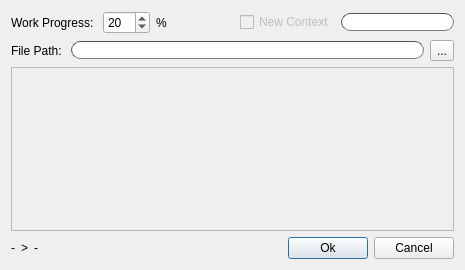
Above: ui/checkinput.ui from iceanimations/checkoutin before the change. Below: the same form after it.
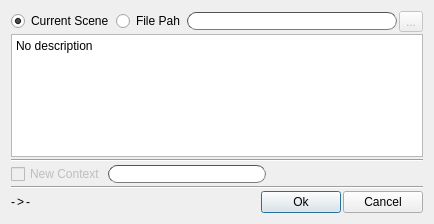
That is the form after the change.

Commit message: Percentage box removed, descrition box added on checkinput.ui and corresponding code added to checkinput.py file

Patch:
```diff
--- a/ui/checkinput.ui
+++ b/ui/checkinput.ui
@@ -9,96 +9,41 @@
    <rect>
     <x>0</x>
     <y>0</y>
-    <width>465</width>
-    <height>270</height>
+    <width>434</width>
+    <height>224</height>
    </rect>
   </property>
   <property name="windowTitle">
    <string>Save</string>
   </property>
   <layout class="QVBoxLayout" name="verticalLayout">
-   <item>
-    <layout class="QHBoxLayout" name="horizontalLayout">
-     <item>
-      <widget class="QLabel" name="label">
-       <property name="text">
-        <string>Work Progress: </string>
-       </property>
-      </widget>
-     </item>
-     <item>
-      <widget class="QSpinBox" name="percentBox">
-       <property name="minimum">
-        <number>1</number>
-       </property>
-       <property name="maximum">
-        <number>100</number>
-       </property>
-       <property name="singleStep">
-        <number>5</number>
-       </property>
-       <property name="value">
-        <number>20</number>
-       </property>
-      </widget>
-     </item>
-     <item>
-      <widget class="QLabel" name="label_2">
-       <property name="text">
-        <string>%</string>
-       </property>
-      </widget>
-     </item>
-     <item>
-      <spacer name="horizontalSpacer_2">
-       <property name="orientation">
-        <enum>Qt::Horizontal</enum>
-       </property>
-       <property name="sizeHint" stdset="0">
-        <size>
-         <width>40</width>
-         <height>20</height>
-        </size>
-       </property>
-      </spacer>
-     </item>
-     <item>
-      <widget class="QCheckBox" name="newContextButton">
-       <property name="enabled">
-        <bool>false</bool>
-       </property>
-       <property name="text">
-        <string>New Context</string>
-       </property>
-      </widget>
-     </item>
-     <item>
-      <widget class="QLineEdit" name="newContextBox">
-       <property name="enabled">
-        <bool>false</bool>
-       </property>
-       <property name="styleSheet">
-        <string>border-width: 1px; 
-border-style: inset; 
-border-color: #535353; 
-border-radius: 9px;
-padding-left: 5px;</string>
-       </property>
-      </widget>
-     </item>
-    </layout>
-   </item>
+   <property name="spacing">
+    <number>2</number>
+   </property>
    <item>
     <layout class="QHBoxLayout" name="horizontalLayout_4">
      <item>
-      <widget class="QLabel" name="label_3">
+      <widget class="QRadioButton" name="radioButton_2">
        <property name="text">
-        <string>File Path: </string>
+        <string>Current Scene</string>
+       </property>
+       <property name="checked">
+        <bool>true</bool>
+       </property>
+      </widget>
+     </item>
+     <item>
+      <widget class="QRadioButton" name="radioButton">
+       <property name="text">
+        <string>File Pah</string>
        </property>
       </widget>
      </item>
      <item>
       <widget class="QLineEdit" name="pathBox">
+       <property name="enabled">
+        <bool>false</bool>
+       </property>
        <property name="styleSheet">
         <string>border-width: 1px; 
 border-style: inset; 
@@ -110,6 +55,9 @@
      </item>
      <item>
       <widget class="QToolButton" name="browseButton">
+       <property name="enabled">
+        <bool>false</bool>
+       </property>
        <property name="text">
         <string>...</string>
        </property>
@@ -118,52 +66,66 @@
     </layout>
    </item>
    <item>
-    <widget class="QScrollArea" name="scrollArea">
-     <property name="widgetResizable">
-      <bool>true</bool>
+    <widget class="QPlainTextEdit" name="descriptionBox">
+     <property name="plainText">
+      <string>No description</string>
      </property>
-     <widget class="QWidget" name="scrollAreaWidgetContents">
-      <property name="geometry">
-       <rect>
-        <x>0</x>
-        <y>0</y>
-        <width>445</width>
-        <height>153</height>
-       </rect>
-      </property>
-      <layout class="QVBoxLayout" name="verticalLayout_3">
-       <property name="spacing">
-        <number>0</number>
+    </widget>
+   </item>
+   <item>
+    <widget class="Line" name="line">
+     <property name="orientation">
+      <enum>Qt::Horizontal</enum>
+     </property>
+    </widget>
+   </item>
+   <item>
+    <layout class="QHBoxLayout" name="horizontalLayout">
+     <item>
+      <widget class="QCheckBox" name="newContextButton">
+       <property name="enabled">
+        <bool>false</bool>
        </property>
-       <property name="margin">
-        <number>9</number>
+       <property name="text">
+        <string>New Context</string>
        </property>
-       <item>
-        <layout class="QVBoxLayout" name="radioLayout"/>
-       </item>
-       <item>
-        <layout class="QVBoxLayout" name="verticalLayout_2">
-         <item>
-          <spacer name="verticalSpacer">
-           <property name="orientation">
-            <enum>Qt::Vertical</enum>
-           </property>
-           <property name="sizeHint" stdset="0">
-            <size>
-             <width>20</width>
-             <height>40</height>
-            </size>
-           </property>
-          </spacer>
-         </item>
-        </layout>
-       </item>
-      </layout>
-     </widget>
-    </widget>
+      </widget>
+     </item>
+     <item>
+      <widget class="QLineEdit" name="newContextBox">
+       <property name="enabled">
+        <bool>false</bool>
+       </property>
+       <property name="styleSheet">
+        <string>border-width: 1px; 
+border-style: inset; 
+border-color: #535353; 
+border-radius: 9px;
+padding-left: 5px;</string>
+       </property>
+      </widget>
+     </item>
+     <item>
+      <spacer name="horizontalSpacer_2">
+       <property name="orientation">
+        <enum>Qt::Horizontal</enum>
+       </property>
+       <property name="sizeHint" stdset="0">
+        <size>
+         <width>40</width>
+         <height>20</height>
+        </size>
+       </property>
+      </spacer>
+     </item>
+    </layout>
    </item>
    <item>
-    <layout class="QHBoxLayout" name="horizontalLayout_3"/>
+    <widget class="Line" name="line_2">
+     <property name="orientation">
+      <enum>Qt::Horizontal</enum>
+     </property>
+    </widget>
    </item>
    <item>
     <layout class="QHBoxLayout" name="horizontalLayout_2">
```
Left out of the diff: 40 changed lines with no effect on the pictures. The commit also changes 2 other files.
